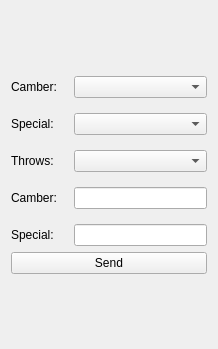
theilem/uavEE, file src/ground_station/src/Widgets/forms/WidgetAdvancedControl.ui: the form before one commit.
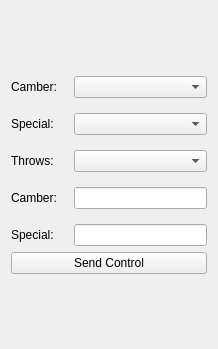
The form after the commit.

```diff
--- a/src/ground_station/src/Widgets/forms/WidgetAdvancedControl.ui
+++ b/src/ground_station/src/Widgets/forms/WidgetAdvancedControl.ui
@@ -220,7 +220,7 @@
      <item>
       <widget class="QPushButton" name="send">
        <property name="text">
-        <string>Send</string>
+        <string>Send Control</string>
        </property>
       </widget>
      </item>
```
